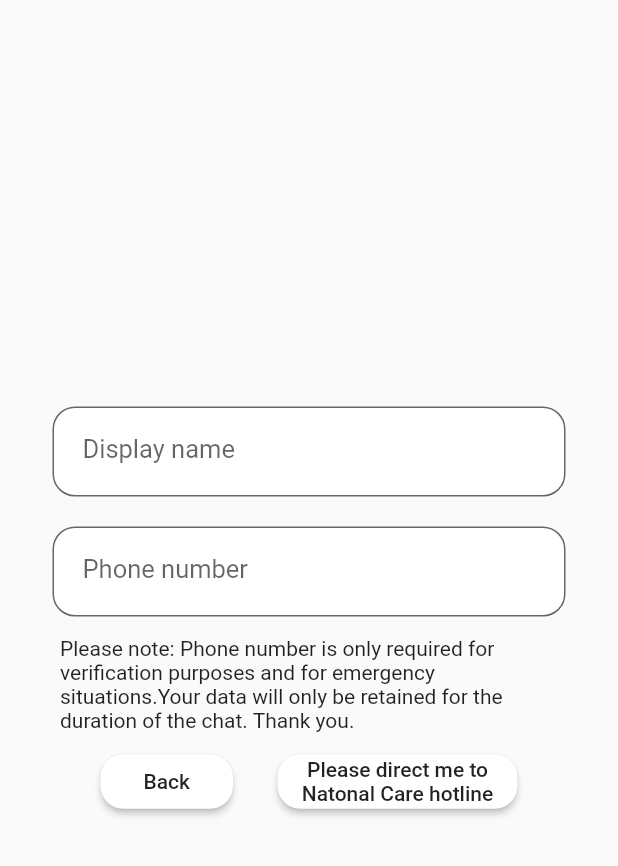
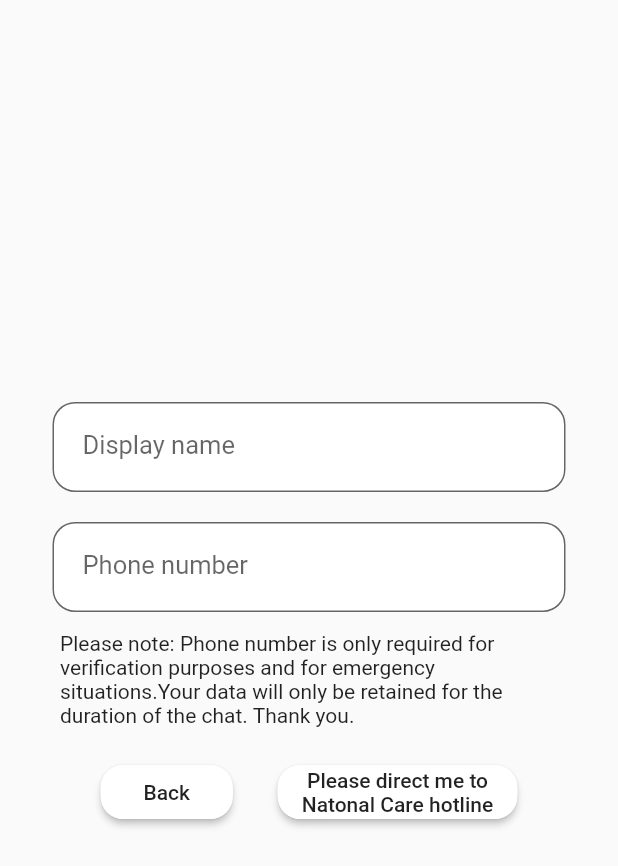
Before and after one commit to danielwse/Seek-, a Flutter app: the screen it shows after launch, after a tap on "Talk to Somebody", on a phone screen of 412 x 824 dp. Shown: the top 866 px of the screen. Run offline on Flutter 3.47's test engine with Material 2 defaults, Android fonts, the phone set to English and light mode, and no system bars; our stand-ins replace cached_network_image, cloud_firestore, firebase_auth, google_fonts; missing offline and left inert: flutter_material_color_picker, random_color; accounts and stored records are empty.

Commit message:
Fixed infinite scrolling

```diff
--- a/lib/screens/chat/user_sign_in_form.dart
+++ b/lib/screens/chat/user_sign_in_form.dart
@@ -86,7 +86,7 @@ class _UserSignInState extends State<UserSignIn> {
                   runSpacing: 4.0, // gap between lines
                   direction: Axis.horizontal,
                   children: <Widget>[
-                    Spacer(),
+                    SizedBox(height: 10.0),
                     Center(
                       child: Row(
                         mainAxisAlignment: MainAxisAlignment.center,
@@ -132,7 +132,6 @@ class _UserSignInState extends State<UserSignIn> {
                         ),
                       ),
                     ),
-                    Spacer(),
                   ],
                 ),
               ],
```
